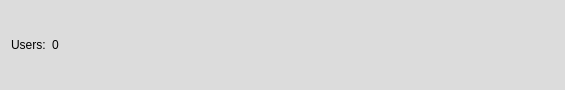
Qt form CLIENT/GUI/editorWindow/ui/gui_usersbar.ui (GiuliCler/GIMPteam) before a commit.
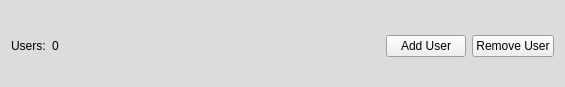
The same form after that commit.

Commit message:
Users ScrollAreas - Part 2
Ho sistemato la barra che ora ha un'aspetto decente ed ho messo 2 comodi pulsanti per il debug. Il codice per farlo è ancora un po' ingarbugliato

Diff of the .ui file:
```diff
--- a/CLIENT/GUI/editorWindow/ui/gui_usersbar.ui
+++ b/CLIENT/GUI/editorWindow/ui/gui_usersbar.ui
@@ -83,7 +83,10 @@
   <property name="autoFillBackground">
    <bool>true</bool>
   </property>
-  <layout class="QHBoxLayout" name="horizontalLayout" stretch="0,0,10,4,1">
+  <layout class="QHBoxLayout" name="horizontalLayout" stretch="0,0,0,0,0">
+   <property name="topMargin">
+    <number>17</number>
+   </property>
    <item>
     <widget class="QLabel" name="label">
      <property name="sizePolicy">
@@ -122,79 +125,6 @@
      </property>
     </widget>
    </item>
-   <item>
-    <widget class="QWidget" name="iconsWidget" native="true">
-     <property name="sizePolicy">
-      <sizepolicy hsizetype="MinimumExpanding" vsizetype="Preferred">
-       <horstretch>0</horstretch>
-       <verstretch>0</verstretch>
-      </sizepolicy>
-     </property>
-     <layout class="QHBoxLayout" name="horizontalLayout_3">
-      <property name="spacing">
-       <number>0</number>
-      </property>
-      <property name="topMargin">
-       <number>0</number>
-      </property>
-      <property name="bottomMargin">
-       <number>0</number>
-      </property>
-     </layout>
-    </widget>
-   </item>
-   <item>
-    <widget class="QScrollArea" name="iconsScrollArea">
-     <property name="sizePolicy">
-      <sizepolicy hsizetype="Expanding" vsizetype="Preferred">
-       <horstretch>0</horstretch>
-       <verstretch>0</verstretch>
-      </sizepolicy>
-     </property>
-     <property name="frameShape">
-      <enum>QFrame::NoFrame</enum>
-     </property>
-     <property name="frameShadow">
-      <enum>QFrame::Plain</enum>
-     </property>
-     <property name="lineWidth">
-      <number>0</number>
-     </property>
-     <property name="midLineWidth">
-      <number>5</number>
-     </property>
-     <property name="verticalScrollBarPolicy">
-      <enum>Qt::ScrollBarAlwaysOff</enum>
-     </property>
-     <property name="widgetResizable">
-      <bool>true</bool>
-     </property>
-     <widget class="QWidget" name="scrollAreaWidgetContents">
-      <property name="geometry">
-       <rect>
-        <x>0</x>
-        <y>0</y>
-        <width>130</width>
-        <height>69</height>
-       </rect>
-      </property>
-      <property name="sizePolicy">
-       <sizepolicy hsizetype="Preferred" vsizetype="Preferred">
-        <horstretch>0</horstretch>
-        <verstretch>0</verstretch>
-       </sizepolicy>
-      </property>
-      <layout class="QHBoxLayout" name="horizontalLayout_2">
-       <property name="topMargin">
-        <number>0</number>
-       </property>
-       <property name="bottomMargin">
-        <number>0</number>
-       </property>
-      </layout>
-     </widget>
-    </widget>
-   </item>
    <item>
     <spacer name="horizontalSpacer_5">
      <property name="orientation">
@@ -211,6 +141,20 @@
      </property>
     </spacer>
    </item>
+   <item>
+    <widget class="QPushButton" name="pushButton">
+     <property name="text">
+      <string>Add User</string>
+     </property>
+    </widget>
+   </item>
+   <item>
+    <widget class="QPushButton" name="pushButton_2">
+     <property name="text">
+      <string>Remove User</string>
+     </property>
+    </widget>
+   </item>
   </layout>
  </widget>
  <resources/>
```
The commit also changes 5 other files.
